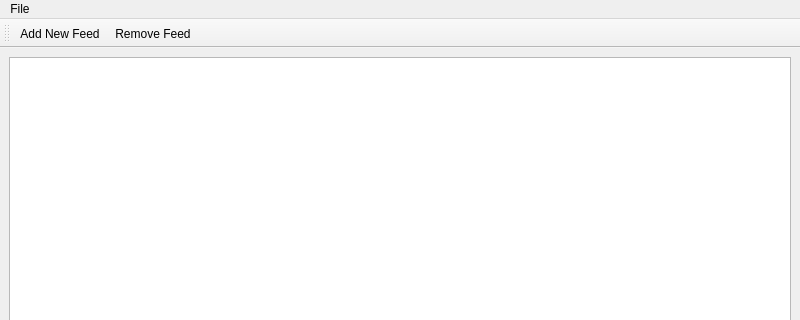
The window that clacks.ui (barryodev/clacks-qt) describes before a commit, drawn with Qt 5; both pictures show x 0 to 800 and y 0 to 320 of the 800 by 600 pixel window.
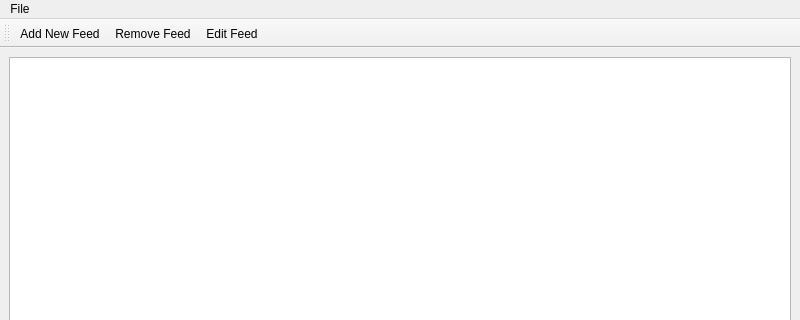
The same window after the commit.

Commit message: Added edit feed functionality

```diff
--- a/clacks.ui
+++ b/clacks.ui
@@ -51,6 +51,7 @@
    </attribute>
    <addaction name="actionAddNewFeed"/>
    <addaction name="actionRemove_Feed"/>
+   <addaction name="actionEdit_Feed"/>
   </widget>
   <action name="actionAddNewFeed">
    <property name="text">
@@ -65,6 +66,11 @@
     <string>Remove Feed</string>
    </property>
   </action>
+  <action name="actionEdit_Feed">
+   <property name="text">
+    <string>Edit Feed</string>
+   </property>
+  </action>
  </widget>
  <resources/>
  <connections/>
```
Left out of the diff: 1 changed line with no effect on the pictures. The commit also changes 6 other files.
